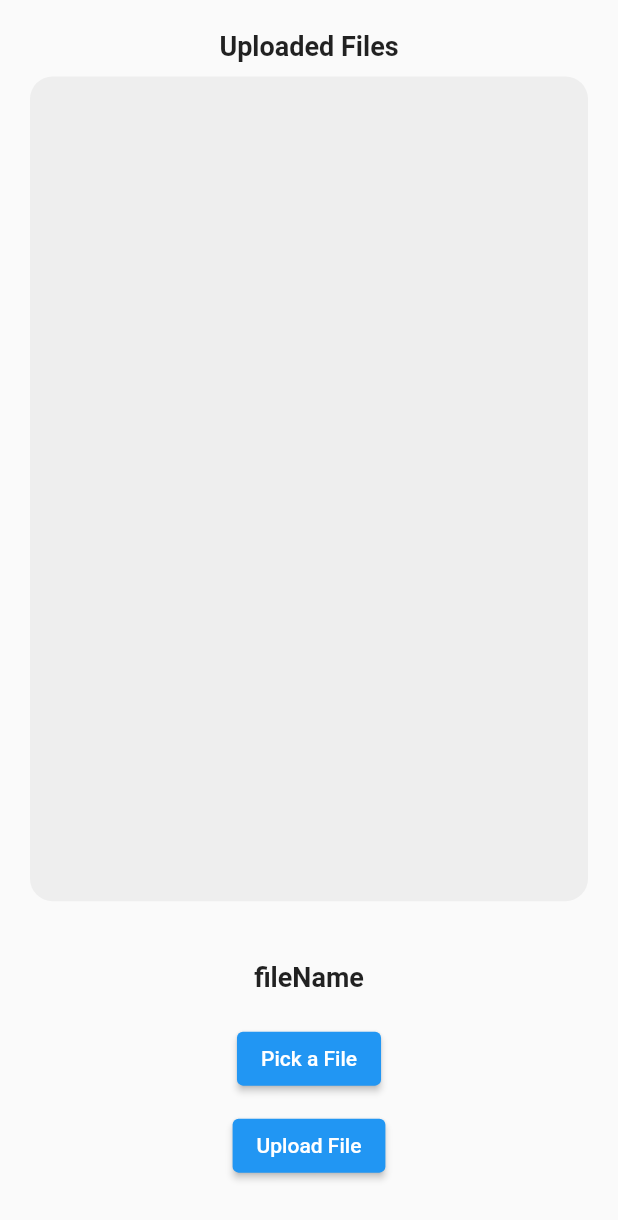
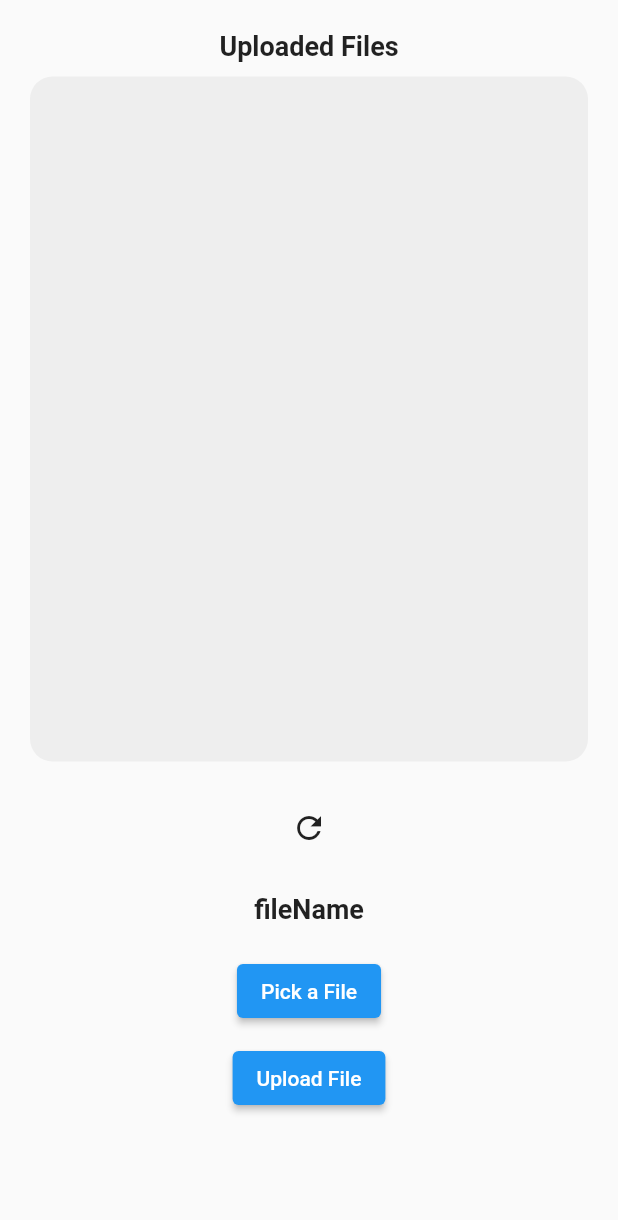
Before and after one commit to Harrem/File-Uploader, a Flutter app: the screen it shows after launch, after a tap on "Upload File", on a phone screen of 412 x 824 dp. Shown: the top 1220 px of the screen. Run offline on Flutter 3.47's test engine with Material 2 defaults, Android fonts, the phone set to English and light mode, and no system bars; our stand-ins replace file_picker, firebase_core, firebase_storage; accounts and stored records are empty.

Commit message:
added refresh btn

```diff
--- a/lib/Screens/myApp.dart
+++ b/lib/Screens/myApp.dart
@@ -32,7 +32,7 @@ class _HomeScreenState extends State<HomeScreen> {
             ),
             const SizedBox(height: 10),
             Expanded(
-              flex: 3,
+              flex: 2,
               child: Container(
                 clipBehavior: Clip.hardEdge,
                 decoration: BoxDecoration(
@@ -126,6 +126,12 @@ class _HomeScreenState extends State<HomeScreen> {
               ),
             ),
             const SizedBox(height: 20),
+            IconButton(
+              onPressed: () {
+                setState(() {});
+              },
+              icon: const Icon(Icons.refresh),
+            ),
             Expanded(
               flex: 1,
               child: Container(
@@ -162,8 +168,7 @@ class _HomeScreenState extends State<HomeScreen> {
                     const SizedBox(height: 10),
                     ElevatedButton(
                       onPressed: () {
-                        // CloudStorage().uploadFile(platformFile: file!);
-                        CloudStorage().showFiles();
+                        CloudStorage().uploadFile(context, platformFile: file!);
                       },
                       child: const Text("Upload File"),
                     ),
```
Also changed, not shown: lib/Services/storage_services.dart (+7 -2 lines).
